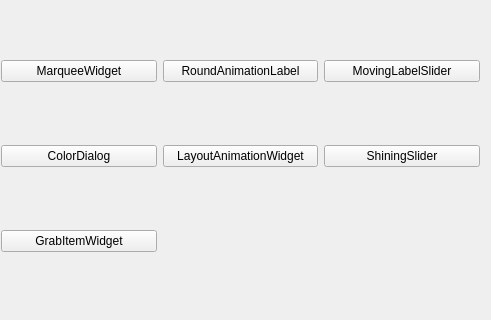
Old version of the form mainwindow.ui in the repository Greedysky/TTKWidgetTools; both pictures show x 172 to 663 and y 93 to 413 of the 663 by 413 pixel window.
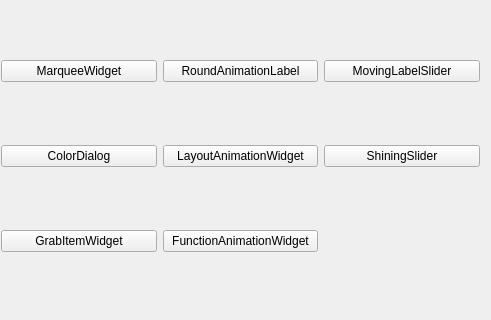
New version of the form.

Commit message: Add func animation widget[645001]

What changed in the file:
```diff
--- a/mainwindow.ui
+++ b/mainwindow.ui
@@ -113,6 +113,13 @@
       </property>
      </widget>
     </item>
+    <item row="3" column="2">
+     <widget class="QPushButton" name="pushButton_14">
+      <property name="text">
+       <string>FunctionAnimationWidget</string>
+      </property>
+     </widget>
+    </item>
    </layout>
   </widget>
  </widget>
```
The commit also changes 11 other files.
